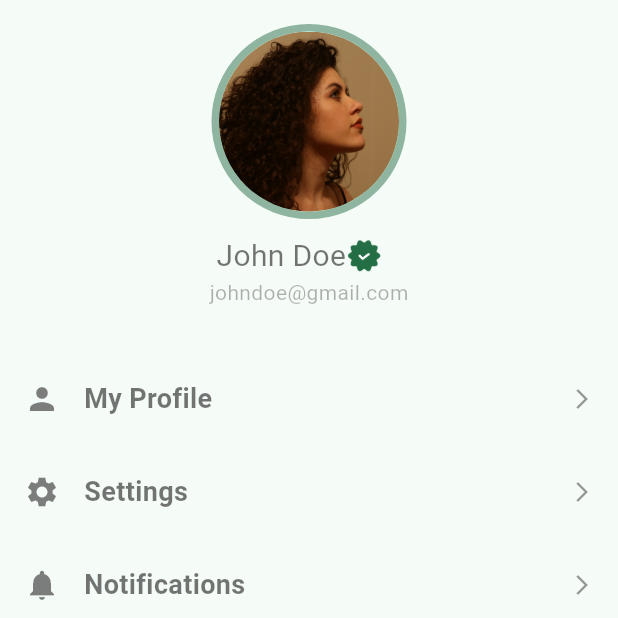
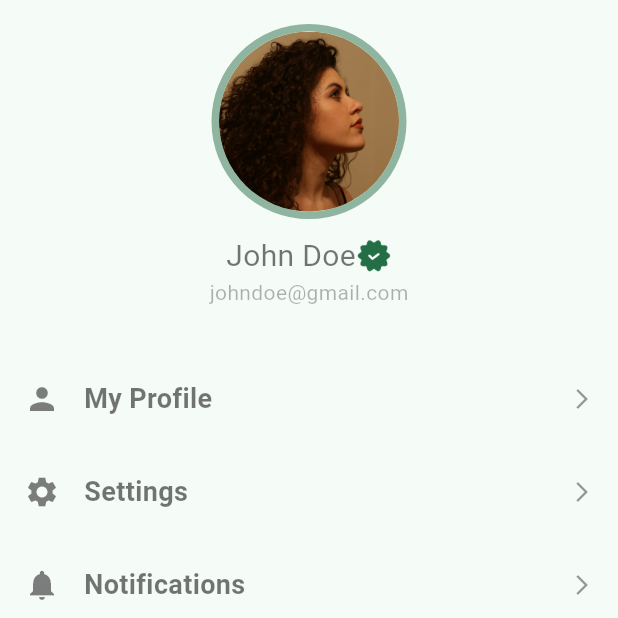
Before and after one commit to ACICT-DEPI/SHR1_SWD4_S2e-Bloom, a Flutter app: the ProfilePage screen opened directly, on a phone screen of 412 x 824 dp, the top half of it. Run offline on Flutter 3.47's test engine with Material 3 defaults, Android fonts, the phone set to English and light mode, and no system bars; our stand-ins replace animated_bottom_navigation_bar, page_transition.

Commit message:
logout code

```diff
--- a/lib/ui/screens/profile_page.dart
+++ b/lib/ui/screens/profile_page.dart
@@ -1,3 +1,4 @@
+import 'package:bloom/ui/screens/signin_page.dart';
 import 'package:flutter/material.dart';
 import 'package:bloom/constants.dart';
 import 'package:bloom/ui/screens/widgets/profile_widget.dart';
@@ -35,8 +36,9 @@ class ProfilePage extends StatelessWidget {
               height: 10,
             ),
             SizedBox(
-              width: size.width * .3,
+              width: size.width * .5,
               child: Row(
+                mainAxisAlignment: MainAxisAlignment.center,
                 children: [
                   Text(
                     'John Doe',
@@ -60,39 +62,38 @@ class ProfilePage extends StatelessWidget {
             const SizedBox(
               height: 30,
             ),
-            SizedBox(
-              height: size.height * .7,
-              width: size.width,
-              child: const Column(
+            Column(
                 crossAxisAlignment: CrossAxisAlignment.center,
                 children: [
-                  ProfileWidget(
+                  const ProfileWidget(
                     icon: Icons.person,
                     title: 'My Profile',
                   ),
-                  ProfileWidget(
+                  const ProfileWidget(
                     icon: Icons.settings,
                     title: 'Settings',
                   ),
-                  ProfileWidget(
+                  const ProfileWidget(
                     icon: Icons.notifications,
                     title: 'Notifications',
                   ),
-                  ProfileWidget(
+                  const ProfileWidget(
                     icon: Icons.chat,
                     title: 'FAQs',
                   ),
-                  ProfileWidget(
+                  const ProfileWidget(
                     icon: Icons.share,
                     title: 'Share',
                   ),
-                  ProfileWidget(
-                    icon: Icons.logout,
-                    title: 'Log Out',
+                  InkWell(
+                    onTap: () {Navigator.pushReplacement(context, MaterialPageRoute( builder: (context) => const SignIn()));},
+                    child: const ProfileWidget(
+                      icon: Icons.logout,
+                      title: 'Log Out',
+                    ),
                   ),
                 ],
               ),
-            ),
           ],
         ),
       ),
--- a/lib/ui/splash.dart
+++ b/lib/ui/splash.dart
@@ -26,7 +26,7 @@ class _SplashState extends State<Splash> {
           color: Colors.black,
           image: DecorationImage(
             image: AssetImage("assets/images/splash.jpg"),
-            opacity: 0.5,
+            opacity: 0.8,
             fit: BoxFit.cover,
           ),
         ),
```
